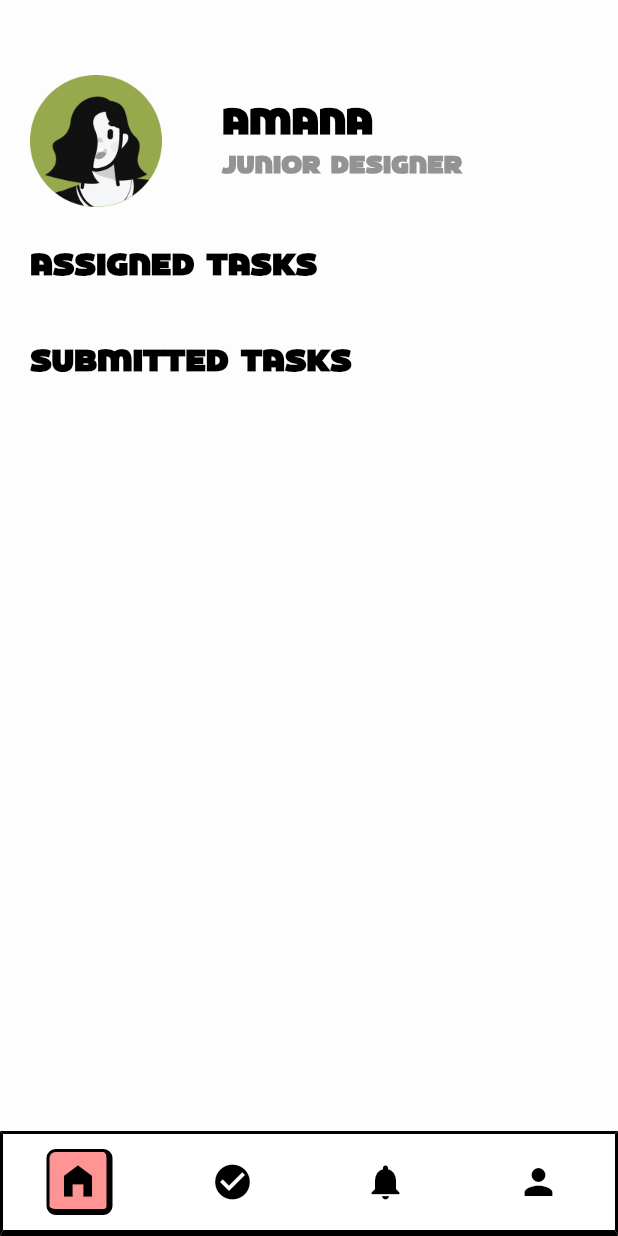
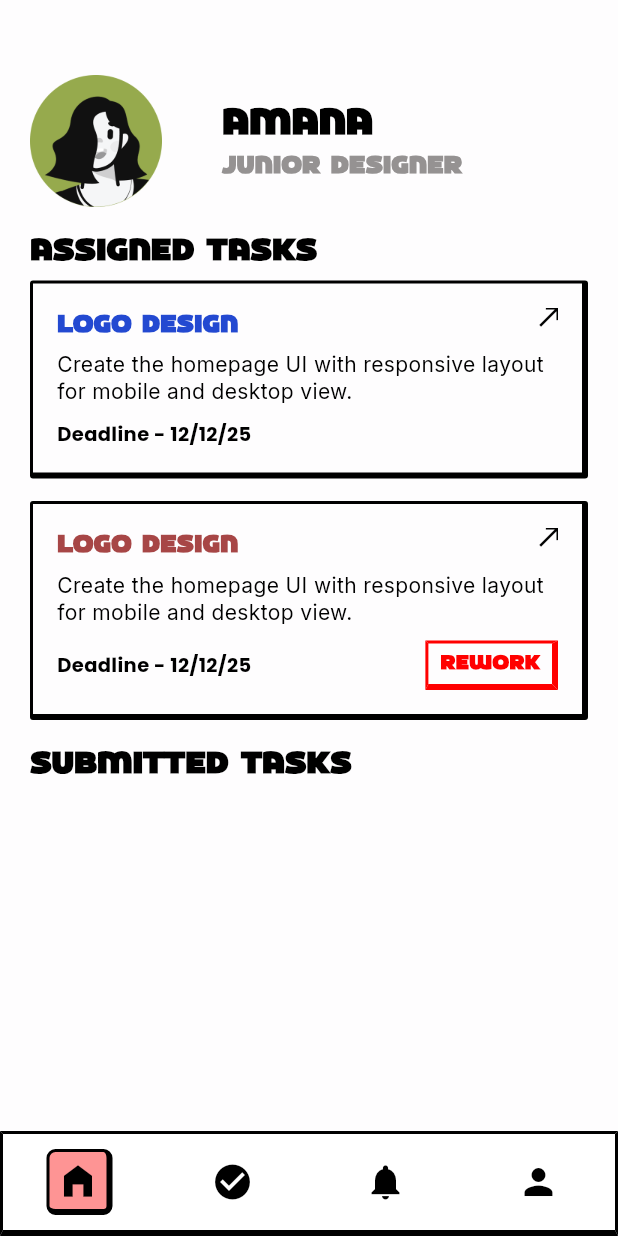
Before and after one commit to Albin2420/aegis, a Flutter app: the screen it shows after launch, on a phone screen of 412 x 824 dp. Run offline on Flutter 3.47's test engine with Material 3 defaults, Android fonts, the phone set to English and light mode, and no system bars; our stand-ins replace flutter_easyloading, get, google_fonts.

Commit message:
created assigned widget and its corresponding pages on 12/11/25 at 11.32 am

```diff
--- /dev/null
+++ b/lib/src/presentation/screens/HomePage/Home/Assigned_Tasks/assigned_task_widget.dart
@@ -0,0 +1,132 @@
+import 'package:flutter/material.dart';
+import 'package:get/get.dart';
+import 'package:google_fonts/google_fonts.dart';
+import 'Page_Routes/widgets/assigned_task_view_page.dart';
+import 'Page_Routes/widgets/rework_timer_widget.dart';
+
+class AssignedTaskWidget extends StatelessWidget {
+  final bool showRework; // toggle REWORK tag & timer widget
+  final bool isBlue; // toggle title color
+
+  const AssignedTaskWidget({
+    super.key,
+    this.showRework = false,
+    this.isBlue = true,
+  });
+
+  @override
+  Widget build(BuildContext context) {
+    return GestureDetector(
+      onTap: () {
+        Get.to(() => AssignedTaskViewPage(
+          taskId: "T001",
+          title: "Logo Design",
+          description:
+          "Create the homepage UI with responsive layout for mobile and desktop view.",
+          assignedby: "Adharsh",
+          deadline: "12/11/2025",
+          isRework: showRework,
+        ));
+      },
+      child: Container(
+        width: double.infinity,
+        padding: const EdgeInsets.all(16),
+        decoration: BoxDecoration(
+          color: const Color(0XFFFEFDFE),
+          borderRadius: BorderRadius.circular(2),
+          border: const Border(
+            top: BorderSide(color: Colors.black, width: 2),
+            left: BorderSide(color: Colors.black, width: 2),
+            right: BorderSide(color: Colors.black, width: 4),
+            bottom: BorderSide(color: Colors.black, width: 4),
+          ),
+        ),
+        child: Stack(
+          children: [
+            const Positioned(
+              right: -5,
+              top: -5,
+              child: Icon(Icons.north_east_outlined,
+                  size: 21, color: Colors.black),
+            ),
+            Column(
+              crossAxisAlignment: CrossAxisAlignment.start,
+              children: [
+                // Title
+                Text(
+                  "Logo Design",
+                  style: TextStyle(
+                    fontFamily: 'Wilker',
+                    fontWeight: FontWeight.w900,
+                    fontSize: 16,
+                    color: isBlue
+                        ? const Color(0XFF2349D1)
+                        : const Color(0XFFA74646),
+                  ),
+                ),
+                const SizedBox(height: 6),
+
+                // Description
+                Text(
+                  "Create the homepage UI with responsive layout for mobile and desktop view.",
+                  maxLines: 2,
+                  overflow: TextOverflow.ellipsis,
+                  style: GoogleFonts.inter(
+                    fontSize: 14,
+                    color: Colors.black,
+                    height: 1.3,
+                  ),
+                ),
+                const SizedBox(height: 10),
+
+                // Deadline + REWORK tag
+                Row(
+                  children: [
+                    Expanded(
+                      child: Text(
+                        "Deadline - 12/12/25",
+                        style: GoogleFonts.poppins(
+                          fontWeight: FontWeight.w700,
+                          fontSize: 13,
+                          color: Colors.black,
+                        ),
+                      ),
+                    ),
+                    const SizedBox(width: 8),
+
+                    if (showRework)
+                      Container(
+                        padding: const EdgeInsets.symmetric(
+                            horizontal: 8, vertical: 4),
+                        decoration: const BoxDecoration(
+                          border: Border(
+                            top: BorderSide(color: Color(0XFFFF0000), width: 2),
+                            left:
+                            BorderSide(color: Color(0XFFFF0000), width: 2),
+                            right:
+                            BorderSide(color: Color(0XFFFF0000), width: 4),
+                            bottom:
+                            BorderSide(color: Color(0XFFFF0000), width: 4),
+                          ),
+                        ),
+                        child: const Text(
+                          "REWORK",
+                          style: TextStyle(
+                            fontFamily: 'Wilker',
+                            fontWeight: FontWeight.w700,
+                            fontSize: 13,
+                            color: Color(0XFFFF0000),
+                          ),
+                        ),
+                      ),
+                  ],
+                ),
+
+              ],
+            ),
+          ],
+        ),
+      ),
+    );
+  }
+}
--- a/lib/src/presentation/screens/HomePage/home.dart
+++ b/lib/src/presentation/screens/HomePage/home.dart
@@ -1,3 +1,4 @@
+import 'package:aegis/src/presentation/screens/HomePage/Home/Assigned_Tasks/assigned_task_widget.dart';
 import 'package:flutter/material.dart';
 
 class Home extends StatelessWidget {
@@ -5,7 +6,6 @@ class Home extends StatelessWidget {
 
   @override
   Widget build(BuildContext context) {
-
     return Scaffold(
       backgroundColor: const Color(0XFFFEFDFE),
       body: SafeArea(
@@ -20,7 +20,7 @@ class Home extends StatelessWidget {
             child: Column(
               crossAxisAlignment: CrossAxisAlignment.start,
               children: [
-                // Profile Row
+                /// 👤 Profile Row
                 Row(
                   children: [
                     Container(
@@ -36,10 +36,10 @@ class Home extends StatelessWidget {
                     const SizedBox(width: 40),
                     Column(
                       crossAxisAlignment: CrossAxisAlignment.start,
-                      children: [
+                      children: const [
                         Text(
                           "AMANA",
-                          style: const TextStyle(
+                          style: TextStyle(
                             fontFamily: 'Wilker',
                             color: Colors.black,
                             fontSize: 24,
@@ -48,7 +48,7 @@ class Home extends StatelessWidget {
                         ),
                         Text(
                           "JUNIOR DESIGNER",
-                          style: const TextStyle(
+                          style: TextStyle(
                             fontFamily: 'Wilker',
                             color: Color(0xFF959292),
                             fontSize: 16,
@@ -59,11 +59,33 @@ class Home extends StatelessWidget {
                     ),
                   ],
                 ),
-                const SizedBox(height: 25),
-                // Assigned Tasks Title
-                Text(
+
+                const SizedBox(height: 15),
+
+                /// 🧾 Assigned Tasks Title
+                const Text(
                   "ASSIGNED TASKS",
-                  style: const TextStyle(
+                  style: TextStyle(
+                    fontFamily: 'Wilker',
+                    color: Colors.black,
+                    fontSize: 20,
+                    fontWeight: FontWeight.w700,
+                  ),
+                ),
+
+                const SizedBox(height: 5),
+
+                // Normal (blue)
+                AssignedTaskWidget(isBlue: true, showRework: false),
+                const SizedBox(height: 15),
+                // Rework (red-brown title + tag)
+                AssignedTaskWidget(isBlue: false, showRework: true),
+
+                const SizedBox(height: 15),
+                /// 📦 Submitted Tasks Title (Placeholder)
+                const Text(
+                  "SUBMITTED TASKS",
+                  style: TextStyle(
                     fontFamily: 'Wilker',
                     color: Colors.black,
                     fontSize: 20,
@@ -71,61 +93,7 @@ class Home extends StatelessWidget {
                   ),
                 ),
                 const SizedBox(height: 15),
-                // AssignedTaskWidget(
-                //   title: 'LOGO DESIGN',
-                //   desc: 'Create a user-friendly logo design for the employee app called Aevora. The logo should reflect simplicity, modernity, and be memorable across all use cases.',
-                //   date: '20/10/2025',
-                //   showRework: true, assignedBy: 'ADARSH', taskId: 'task_001',
-                // ),
-                // const SizedBox(height: 10),
-                // AssignedTaskWidget(
-                //   title: 'LOGO DESIGN',
-                //   desc: 'Create a user-friendly logo design for the employee app called Aevora. The logo should reflect simplicity, modernity, and be memorable across all use cases.',
-                //   date: '20/10/2025',
-                //   showRework: false, assignedBy: 'ARUN', taskId: 'task_002',
-                // ),
-                const SizedBox(height: 20),
-                // Submitted Tasks Title
-                Text(
-                  "SUBMITTED TASKS",
-                  style: const TextStyle(
-                    fontFamily: 'Wilker',
-                    color: Colors.black,
-                    fontSize: 20,
-                    fontWeight: FontWeight.w700,
-                  ),
-                ),
-                const SizedBox(height: 15),
-                //  Show only pending tasks (not approved yet)
-                // pendingTasks.isNotEmpty
-                //     ? GridView.builder(
-                //   shrinkWrap: true,
-                //   physics: const NeverScrollableScrollPhysics(),
-                //   gridDelegate: const SliverGridDelegateWithFixedCrossAxisCount(
-                //     crossAxisCount: 2,
-                //     crossAxisSpacing: 15,
-                //     mainAxisSpacing: 15,
-                //     childAspectRatio: 0.85,
-                //   ),
-                //   itemCount: pendingTasks.length,
-                //   itemBuilder: (context, index) {
-                //     final task = pendingTasks[index];
-                //     return SubmittedTasksWidget(
-                //       index: submittedTasks.indexOf(task),
-                //       title: task.title,
-                //       description: task.description,
-                //     );
-                //   },
-                // )
-                //     : Center(
-                //   child: Text(
-                //     "No pending tasks!",
-                //     style: GoogleFonts.montserrat(
-                //       fontSize: 14,
-                //       color: Colors.black54,
-                //     ),
-                //   ),
-                // ),
+
               ],
             ),
           ),
```
Also changed, not shown: lib/src/presentation/screens/HomePage/Home/Assigned_Tasks/Page_Routes/task_starting_page.dart (added, +166 -0 lines), lib/src/presentation/screens/HomePage/Home/Assigned_Tasks/Page_Routes/widgets/assigned_task_view_page.dart (added, +238 -0 lines), lib/src/presentation/screens/HomePage/Home/Assigned_Tasks/Page_Routes/widgets/rework_timer_widget.dart (added, +57 -0 lines), lib/src/presentation/screens/HomePage/Home/Assigned_Tasks/Page_Routes/widgets/start_task_widget.dart (added, +36 -0 lines), assets/images/bulb.png (added), assets/images/twinkle.png (added).
